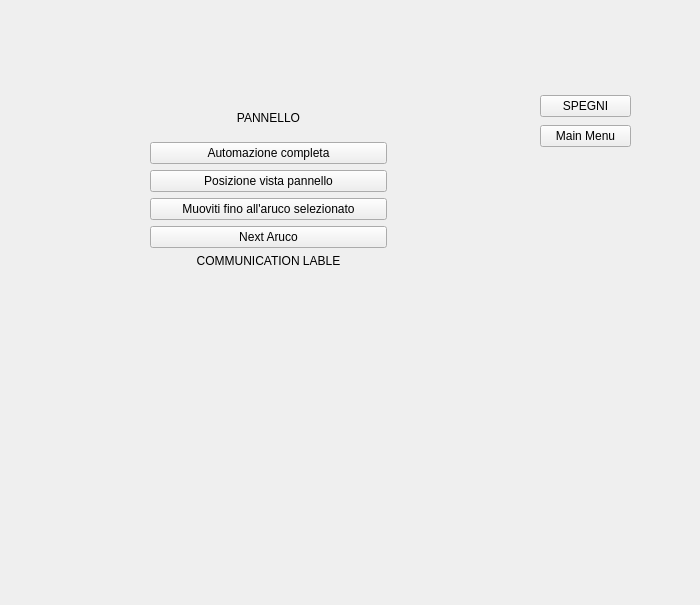
Qt form QT/screen_automazione.ui (alma-x/ur3-control) before a commit.
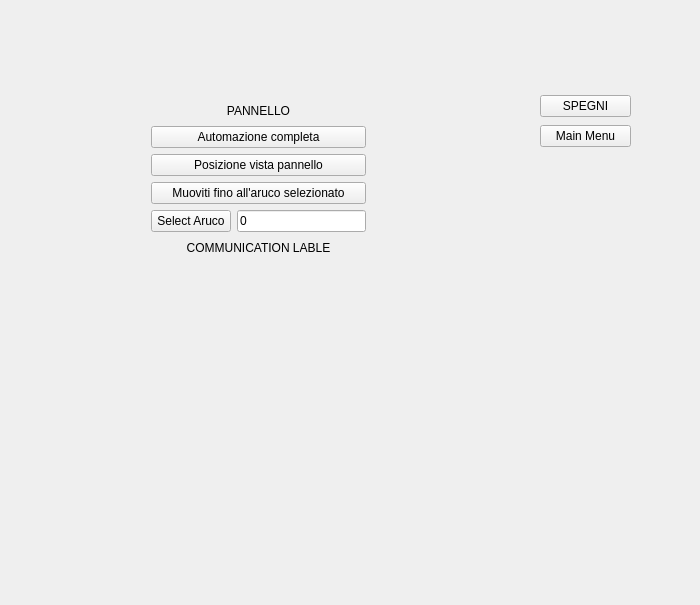
The same form after that commit.

The edit to the form file:
```diff
--- a/QT/screen_automazione.ui
+++ b/QT/screen_automazione.ui
@@ -48,13 +48,13 @@
   <widget class="QWidget" name="">
    <property name="geometry">
     <rect>
-     <x>150</x>
-     <y>100</y>
-     <width>237</width>
-     <height>168</height>
+     <x>151</x>
+     <y>101</y>
+     <width>215</width>
+     <height>156</height>
     </rect>
    </property>
-   <layout class="QVBoxLayout" name="verticalLayout_3">
+   <layout class="QVBoxLayout" name="verticalLayout_2">
     <item>
      <widget class="QLabel" name="label">
       <property name="text">
@@ -73,8 +73,6 @@
      </widget>
     </item>
     <item>
-     <layout class="QVBoxLayout" name="verticalLayout_2">
-      <item>
        <widget class="QPushButton" name="pushButton_3">
         <property name="text">
          <string>Posizione vista pannello</string>
@@ -89,11 +87,22 @@
        </widget>
       </item>
       <item>
+     <layout class="QHBoxLayout" name="horizontalLayout">
+      <item>
        <widget class="QPushButton" name="pushButton_6">
         <property name="text">
-         <string>Next Aruco</string>
+         <string>Select Aruco</string>
         </property>
        </widget>
+      </item>
+      <item>
+       <widget class="QLineEdit" name="select_aruco_value">
+        <property name="text">
+         <string>0</string>
+        </property>
+       </widget>
+      </item>
+     </layout>
       </item>
       <item>
        <widget class="QLabel" name="l_comunicazione">
@@ -110,8 +119,6 @@
          <set>Qt::AlignCenter</set>
         </property>
        </widget>
-      </item>
-     </layout>
     </item>
    </layout>
   </widget>
```
Left out of the diff: 2 changed lines with no effect on the pictures. Lines whose indentation alone changed are shown as unchanged.
